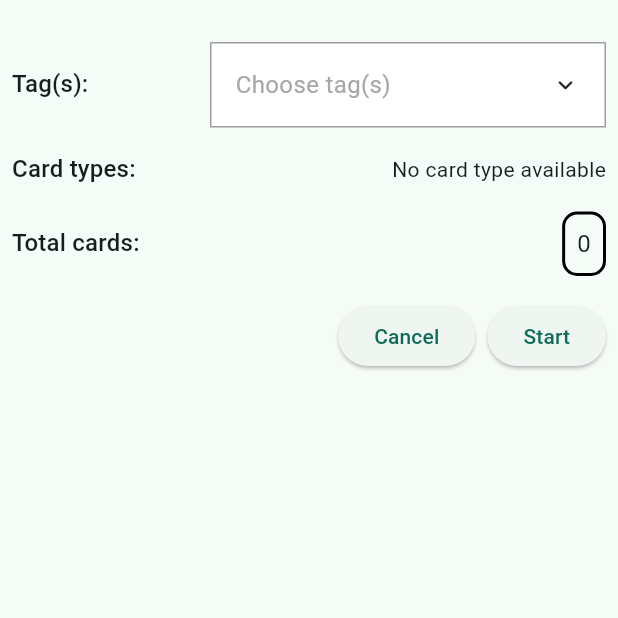
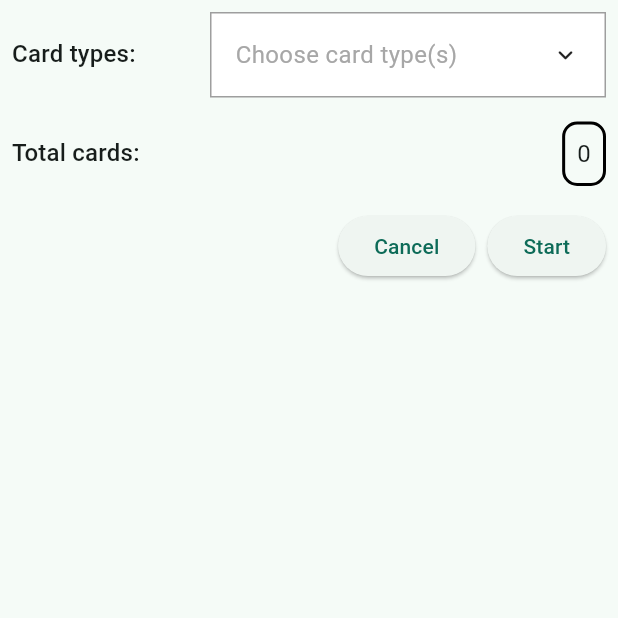
Before and after one commit to SAD-ppt/frontend, a Flutter app: the _TestingSetupBody screen opened directly with empty values, on a phone screen of 412 x 824 dp, the top half of it. Run offline on Flutter 3.47's test engine with Material 3 defaults, Android fonts, the phone set to English and light mode, and no system bars; drawn by our look-alikes of animated_custom_dropdown; our stand-ins replace bloc, equatable, flutter_bloc, sqflite, sqflite_common_ffi; missing offline and left inert: dart:ffi; accounts and stored records are empty.

Commit message:
Update testing_setup_view.dart

```diff
--- a/packages/ui/testing_setup/lib/src/testing_setup_view.dart
+++ b/packages/ui/testing_setup/lib/src/testing_setup_view.dart
@@ -74,7 +74,9 @@ class _Config extends StatelessWidget {
     var fieldHeaderTextStyle = Theme.of(context).textTheme.titleMedium;
 
     var tagTitle = Text('Tag(s):', style: fieldHeaderTextStyle);
-    var tagDropdown = CustomDropdown<String>.multiSelectSearch(
+    Widget tagDropdown = const SizedBox();
+    if( availableTagsList.isNotEmpty ) {
+      tagDropdown = CustomDropdown<String>.multiSelectSearch(
         hideSelectedFieldWhenExpanded: true,
         hintText: 'Choose tag(s)',
         items: availableTagsList,
@@ -89,14 +91,10 @@ class _Config extends StatelessWidget {
           expandedBorderRadius: BorderRadius.zero,
         )
       );
+    }
 
     var cardTypeTitle = Text('Card types:', style: fieldHeaderTextStyle);
-
-    Widget cardTypeDropdown;
-    if( availableCardTypeList.isEmpty ) {
-      cardTypeDropdown = const Text('No card type available');
-    } else {
-      cardTypeDropdown = CustomDropdown<String>.multiSelectSearch(
+    Widget cardTypeDropdown = CustomDropdown<String>.multiSelectSearch(
       hideSelectedFieldWhenExpanded: true,
       hintText: 'Choose card type(s)',
       items: availableCardTypeList,
@@ -111,28 +109,30 @@ class _Config extends StatelessWidget {
         expandedBorderRadius: BorderRadius.zero,
       )
     );
-    }
 
-    return Column(
-      children: [
-        const SizedBox(height: 20),
-        Row(
+    List<Widget> childrenWidget = [];
+    if( availableTagsList.isNotEmpty ) {
+      childrenWidget.add(Row(
         mainAxisAlignment: MainAxisAlignment.spaceBetween,
         children: [
           Flexible(flex: 2, child: tagTitle),
           Flexible(flex: 4, child: tagDropdown),
         ],
-        ),
-        const SizedBox(height: 16),
-        Row(
+      ));
+      childrenWidget.add(const SizedBox(height: 16));
+    }
+
+    childrenWidget.add(Row(
       mainAxisAlignment: MainAxisAlignment.spaceBetween,
       children: [
         Flexible(flex: 2, child: cardTypeTitle),
         Flexible(flex: 4, child: cardTypeDropdown)
       ],
-        ),
-        const SizedBox(height: 16),
-      ],
+    ));
+    childrenWidget.add(const SizedBox(height: 16));
+
+    return Column(
+      children: childrenWidget,
     );
   }
 }
```
Lines whose indentation alone changed are shown as unchanged.
